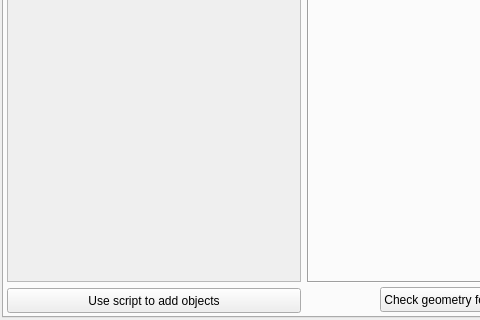
Before: the Qt Designer form src/gui/detectoraddonswindow.ui in andrmor/ANTS2, drawn with Qt 5; both pictures show x 0 to 480 and y 137 to 457 of the 714 by 457 pixel window.
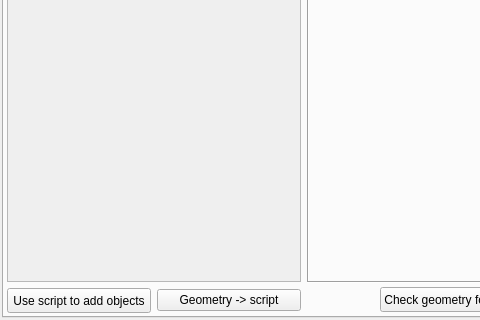
After: the same form once the commit is applied.

Commit message: started gui geometry -> script converter

```diff
--- a/src/gui/detectoraddonswindow.ui
+++ b/src/gui/detectoraddonswindow.ui
@@ -69,6 +69,17 @@
            </widget>
           </item>
           <item>
+           <layout class="QHBoxLayout" name="horizontalLayout_17">
+            <property name="leftMargin">
+             <number>0</number>
+            </property>
+            <property name="topMargin">
+             <number>0</number>
+            </property>
+            <property name="bottomMargin">
+             <number>0</number>
+            </property>
+            <item>
            <widget class="QPushButton" name="pbUseScriptToAddObj">
             <property name="minimumSize">
              <size>
@@ -92,6 +103,18 @@
              <string>Use script to add objects</string>
             </property>
            </widget>
+            </item>
+            <item>
+             <widget class="QPushButton" name="pbConvertToScript">
+              <property name="toolTip">
+               <string>Convert current geometry to script</string>
+              </property>
+              <property name="text">
+               <string>Geometry -&gt; script</string>
+              </property>
+             </widget>
+            </item>
+           </layout>
           </item>
          </layout>
         </item>
```
Left out of the diff: 2 changed lines with no effect on the pictures. Lines whose indentation alone changed are shown as unchanged. The commit also changes 3 other files.
